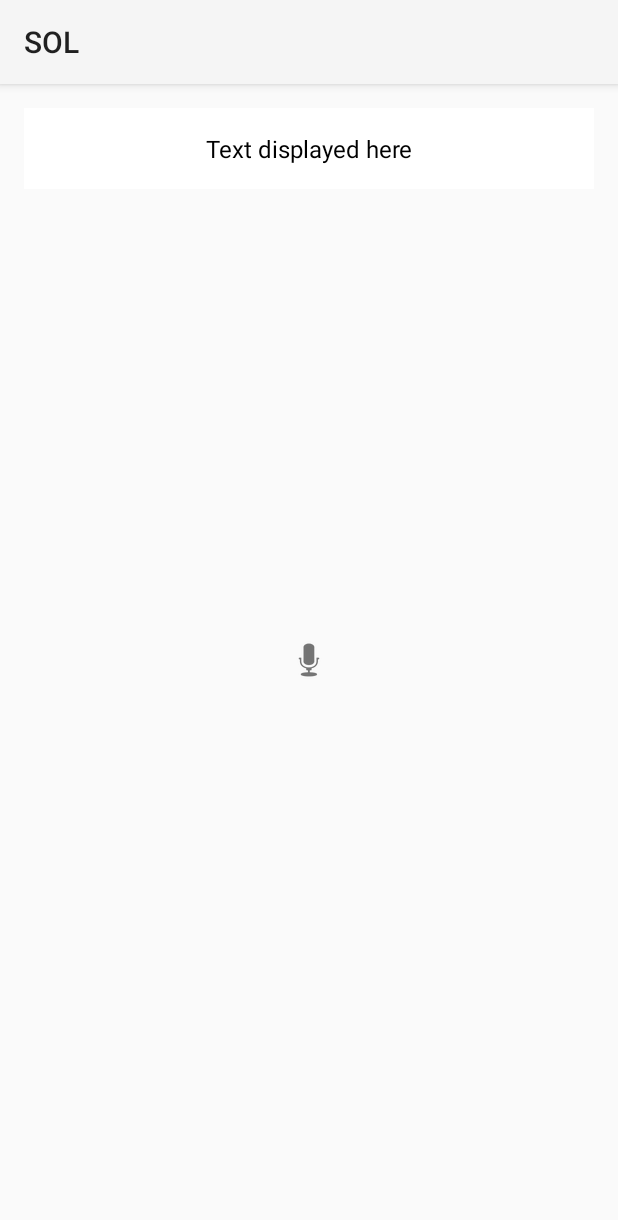
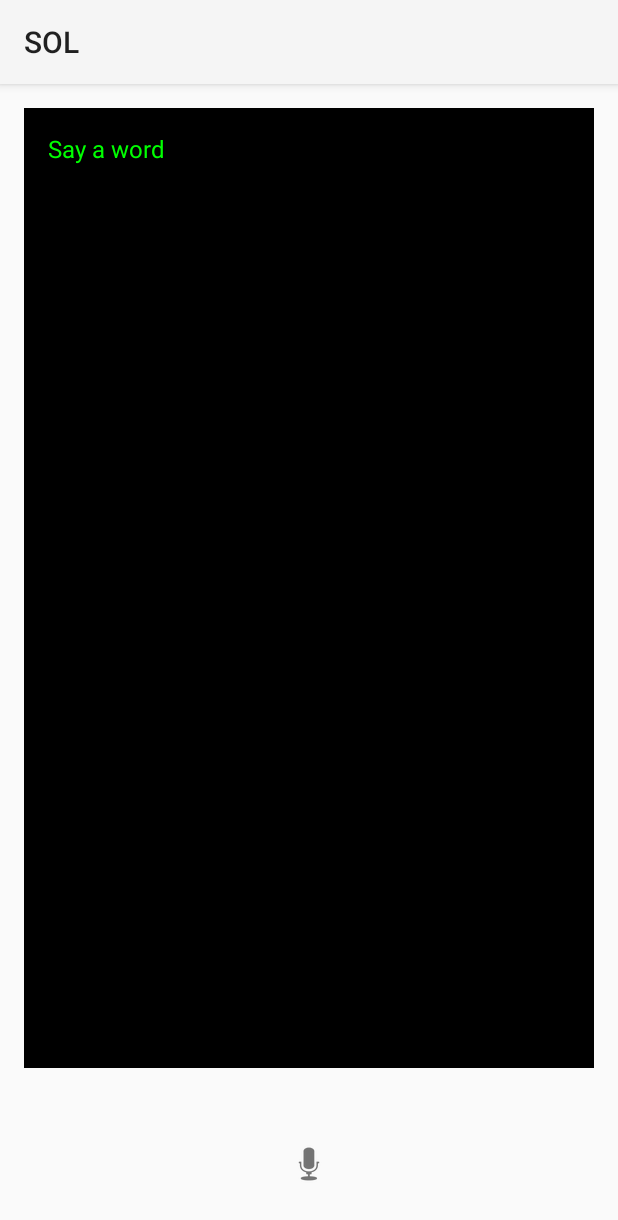
Before and after one commit to justbuzer/SOL, an Android app: the screen it shows after launch (MainActivity), on a phone screen of 412 x 824 dp. Shown: the top 1220 px of the screen. Run offline under Robolectric (Android 15) with nearby library versions, the phone set to English and light mode, and no system bars.

Commit message:
textbox change -> bigger, matrix-vibe, chat history limit

```diff
--- a/app/src/main/java/com/justbuzer/sol/MainActivity.kt
+++ b/app/src/main/java/com/justbuzer/sol/MainActivity.kt
@@ -15,6 +15,10 @@ class MainActivity : AppCompatActivity() {
     private lateinit var buttonMic: ImageButton
     private lateinit var speechRecognizer: SpeechRecognizer
 
+    // List to store speech history
+    private val speechHistory = mutableListOf<String>()
+    private val maxHistorySize = 20  // Limit the history
+
     override fun onCreate(savedInstanceState: Bundle?) {
         super.onCreate(savedInstanceState)
         setContentView(R.layout.activity_main)
@@ -29,7 +33,7 @@ class MainActivity : AppCompatActivity() {
             putExtra(RecognizerIntent.EXTRA_LANGUAGE, Locale.getDefault())
         }
 
-        // Handle mic button hold
+        // Handle mic button touch events
         buttonMic.setOnTouchListener { _, motionEvent ->
             when (motionEvent.action) {
                 android.view.MotionEvent.ACTION_DOWN -> {
@@ -55,7 +59,19 @@ class MainActivity : AppCompatActivity() {
             }
             override fun onResults(results: Bundle?) {
                 val matches = results?.getStringArrayList(SpeechRecognizer.RESULTS_RECOGNITION)
-                textViewSpeech.text = matches?.get(0) ?: "No speech detected"
+                val recognizedText = matches?.get(0) ?: "No speech detected"
+
+                // Add recognized text to history
+                if (speechHistory.size >= maxHistorySize) {
+                    // Remove the oldest item if history exceeds the limit
+                    speechHistory.removeAt(0)
+                }
+
+                // Add the new recognized text to the history
+                speechHistory.add(recognizedText)
+
+                // Update the TextView to display all history (joined with newlines)
+                textViewSpeech.text = speechHistory.joinToString("\n")
             }
             override fun onPartialResults(partialResults: Bundle?) {}
             override fun onEvent(eventType: Int, params: Bundle?) {}
--- a/app/src/main/res/layout/activity_main.xml
+++ b/app/src/main/res/layout/activity_main.xml
@@ -1,33 +1,39 @@
 <?xml version="1.0" encoding="utf-8"?>
-<RelativeLayout
+<LinearLayout
     xmlns:android="http://schemas.android.com/apk/res/android"
     android:layout_width="match_parent"
     android:layout_height="match_parent"
+    android:orientation="vertical"
     android:padding="16dp">
 
     <!-- Text Box to Display Recognized Speech -->
     <TextView
     android:id="@+id/textViewSpeech"
     android:layout_width="match_parent"
-        android:layout_height="wrap_content"
-        android:background="@android:color/white"
-        android:padding="16dp"
-        android:gravity="center"
-        android:text="Text displayed here"
-        android:textSize="16sp"
-        android:textColor="@android:color/black"
-        android:layout_marginBottom="16dp"
+    android:layout_height="0dp"
     android:layout_alignParentTop="true"
     android:layout_alignParentStart="true"
-        android:layout_alignParentEnd="true" />
+    android:layout_alignParentEnd="true"
+    android:layout_marginBottom="16dp"
+    android:layout_weight="0.75"
+    android:background="@android:color/black"
+    android:padding="16dp"
+    android:gravity="top|start"
+    android:text="Say a word"
+    android:textSize="16sp"
+    android:textColor="#00FF00"
+    android:scrollbars="vertical" />
 
-    <!-- Mic Button -->
+
     <ImageButton
     android:id="@+id/buttonMic"
     android:layout_width="64dp"
     android:layout_height="64dp"
     android:src="@android:drawable/ic_btn_speak_now"
-        android:layout_centerInParent="true"
+    android:layout_marginTop="16dp"
+    android:layout_gravity="center"
     android:background="@android:color/transparent"
     android:contentDescription="Mic Button" />
-</RelativeLayout>
+
+
+</LinearLayout>
```
Lines whose indentation alone changed are shown as unchanged.
